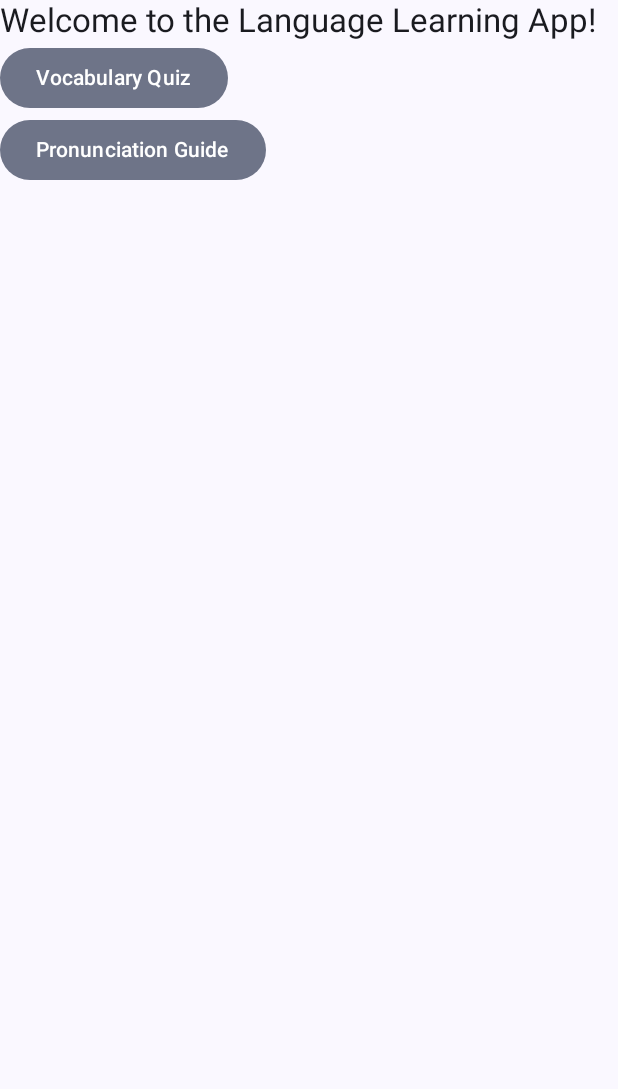
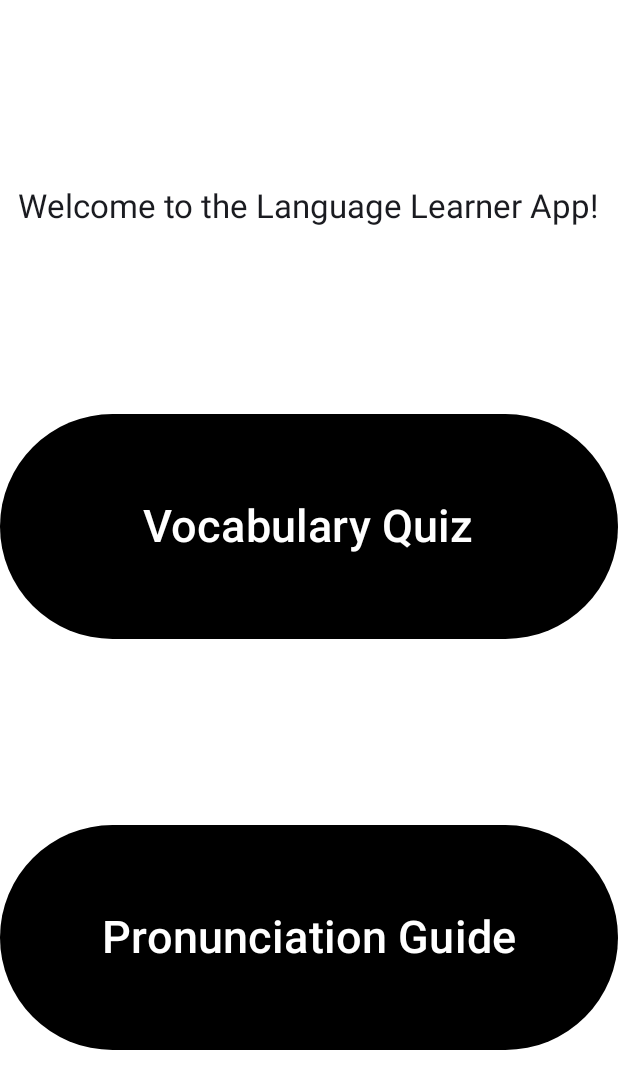
Before and after one commit to Slapicola/Language-Learning-App, an Android app built with Jetpack Compose: the screen it shows after launch (MainActivity), on a phone screen of 412 x 824 dp. Shown: the top 1089 px of the screen. Run offline under Robolectric (Android 15) with nearby library versions, the phone set to English and light mode, and no system bars.

Commit message:
Fixed Sync error Worked on layout and styling for Home Screen

```diff
--- a/app/src/main/java/com/example/learninglanguageapp/MainActivity.kt
+++ b/app/src/main/java/com/example/learninglanguageapp/MainActivity.kt
@@ -4,13 +4,17 @@ import android.os.Bundle
 import androidx.activity.ComponentActivity
 import androidx.activity.compose.setContent
 import androidx.activity.enableEdgeToEdge
+import androidx.compose.foundation.background
+import androidx.compose.foundation.layout.Arrangement
 import androidx.compose.foundation.layout.Box
 import androidx.compose.foundation.layout.Column
 import androidx.compose.foundation.layout.Row
 import androidx.compose.foundation.layout.fillMaxSize
 import androidx.compose.foundation.layout.padding
+import androidx.compose.foundation.layout.size
 import androidx.compose.foundation.rememberScrollState
 import androidx.compose.foundation.verticalScroll
+import androidx.compose.material3.ButtonDefaults
 import androidx.compose.material3.FilledTonalButton
 import androidx.compose.material3.MaterialTheme
 import androidx.compose.material3.Scaffold
@@ -21,8 +25,12 @@ import androidx.compose.runtime.mutableIntStateOf
 import androidx.compose.runtime.mutableStateOf
 import androidx.compose.runtime.remember
 import androidx.compose.runtime.setValue
+import androidx.compose.ui.Alignment
 import androidx.compose.ui.Modifier
+import androidx.compose.ui.graphics.Color
 import androidx.compose.ui.tooling.preview.Preview
+import androidx.compose.ui.unit.dp
+import androidx.compose.ui.unit.sp
 import com.example.learninglanguageapp.ui.theme.LearningLanguageAppTheme
 
 class MainActivity : ComponentActivity() {
@@ -49,22 +57,23 @@ class MainActivity : ComponentActivity() {
 @Composable
 fun Greeting(modifier: Modifier = Modifier) {
     Text(
-        text = "Welcome to the Language Learning App!",
+        text = "Welcome to the Language Learner App!",
         modifier = modifier, style = MaterialTheme.typography.titleLarge
     )
 }
 
 @Composable
 fun VocabQuizButton(onClick: () -> Unit) {
-    FilledTonalButton(onClick =  { onClick() }) {
-        Text("Vocabulary Quiz")
+    FilledTonalButton(onClick =  { onClick() }, modifier = Modifier.size(width = 500.dp, height = 150.dp), colors = ButtonDefaults.buttonColors(containerColor = Color.Black, contentColor = Color.White)) {
+        Text("Vocabulary Quiz", fontSize = 30.sp)
     }
 }
 
 @Composable
 fun PronunciationButton(onClick: () -> Unit) {
-    FilledTonalButton(onClick = { onClick()}) {
-        Text("Pronunciation Guide")
+    FilledTonalButton(onClick = { onClick()}, modifier = Modifier.size(width = 500.dp, height = 150.dp), colors = ButtonDefaults.buttonColors(containerColor = Color.Black, contentColor = Color.White)) {
+
+        Text("Pronunciation Guide", fontSize = 30.sp)
     }
 }
 
@@ -106,7 +115,9 @@ fun HomeScreen(
     onPronunciationClick: () -> Unit) {
 
 
-    Column {
+    Column (modifier = Modifier.fillMaxSize().background(color = Color.White),
+        verticalArrangement = Arrangement.SpaceEvenly,
+    horizontalAlignment = Alignment.CenterHorizontally){
         Greeting()
         VocabQuizButton {onQuizClick()}
         PronunciationButton {onPronunciationClick()}
@@ -115,7 +126,8 @@ fun HomeScreen(
 
 @Composable
 fun QuizScreen(onBackClick: () -> Unit) {
-    Column (modifier = Modifier.verticalScroll(rememberScrollState())) {
+    Column (modifier = Modifier.verticalScroll(rememberScrollState()),
+        verticalArrangement = Arrangement.Center) {
         var score by remember { mutableIntStateOf(0) }
         Row {
             Text("Vocabulary Quiz", style = MaterialTheme.typography.titleLarge)
```
